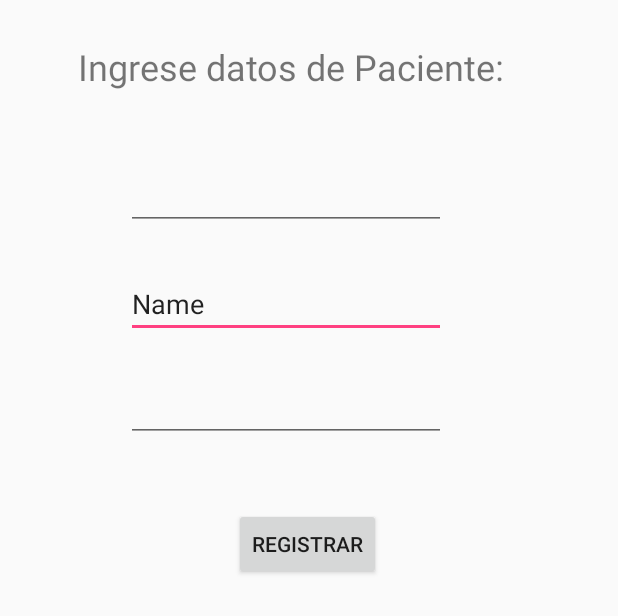
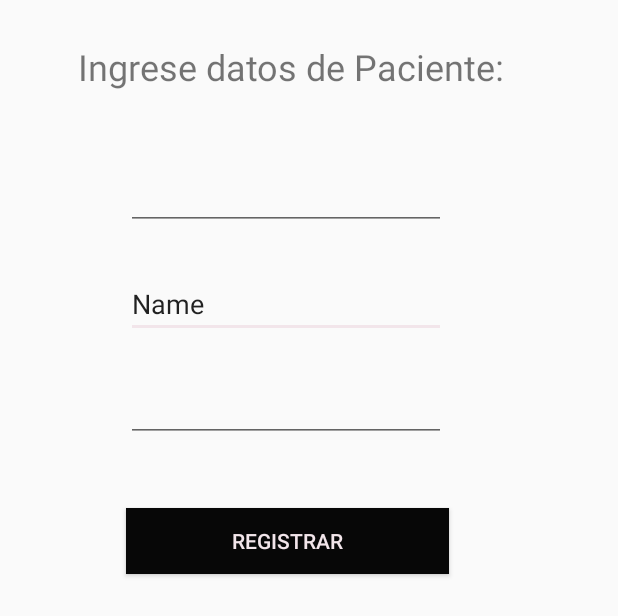
Before and after one commit to Oreramirez/DirectorioMedicos, an Android app: the layout activity_agregar_paciente.xml on its own in the app's theme, with its tools: preview values and no code run, on a phone screen of 412 x 824 dp. Shown: the top 616 px of the screen. Run offline under Robolectric (Android 15) with nearby library versions, the phone set to English and light mode, and no system bars.

Commit message:
Finalcommit
Finalcommit

```diff
--- a/app/src/main/AndroidManifest.xml
+++ b/app/src/main/AndroidManifest.xml
@@ -9,6 +9,12 @@
         android:roundIcon="@mipmap/ic_launcher_round"
         android:supportsRtl="true"
         android:theme="@style/AppTheme">
+        <activity android:name=".Pacientes.ModificarPaciente"></activity>
+        <activity android:name=".Pacientes.EliminarPaciente" />
+        <activity android:name=".Pacientes.BuscarPaciente" />
+        <activity android:name=".Pacientes.ListarPaciente" />
+        <activity android:name=".Pacientes.AgregarPaciente" />
+        <activity android:name=".Pacientes.GestionarPacientes" />
         <activity
             android:name=".Actividades.MainActivity"
             android:label="@string/app_name"
--- a/app/src/main/res/layout/activity_agregar_paciente.xml
+++ b/app/src/main/res/layout/activity_agregar_paciente.xml
@@ -15,9 +15,9 @@
         android:layout_marginTop="180dp"
         android:ems="10"
         android:inputType="textPersonName"
-        android:text="Name"
         app:layout_constraintStart_toStartOf="parent"
-        app:layout_constraintTop_toTopOf="parent" />
+        app:layout_constraintTop_toTopOf="parent"
+        tools:text="Name" />
 
     <EditText
         android:id="@+id/Txt_Codigo"
@@ -43,12 +43,14 @@
 
     <Button
         android:id="@+id/button7"
-        android:layout_width="wrap_content"
-        android:layout_height="wrap_content"
-        android:layout_marginStart="156dp"
+        android:layout_width="215dp"
+        android:layout_height="44dp"
+        android:layout_marginStart="84dp"
         android:layout_marginTop="44dp"
+        android:background="@color/colorPrimary"
         android:onClick="Registrar"
         android:text="Registrar"
+        android:textColor="@color/colorAccent"
         app:layout_constraintStart_toStartOf="parent"
         app:layout_constraintTop_toBottomOf="@+id/Txt_peso" />
 
--- a/app/src/main/res/layout/fragment_medico_detail.xml
+++ b/app/src/main/res/layout/fragment_medico_detail.xml
@@ -3,7 +3,7 @@
     xmlns:android="http://schemas.android.com/apk/res/android"
     xmlns:tools="http://schemas.android.com/tools"
     android:orientation="vertical"
-    android:layout_marginLeft="72dp"
+    android:layout_marginLeft="15dp"
     android:layout_width="match_parent"
     android:layout_height="match_parent"
     tools:context="com.example.edyjr.medicosapp.Fragmentos.MedicoDetailFragment">
--- a/app/src/main/res/values/colors.xml
+++ b/app/src/main/res/values/colors.xml
@@ -1,6 +1,6 @@
 <?xml version="1.0" encoding="utf-8"?>
 <resources>
-    <color name="colorPrimary">#060606</color>
+    <color name="colorPrimary">#070707</color>
     <color name="colorPrimaryDark">#0d0d0d</color>
-    <color name="colorAccent">#FF4081</color>
+    <color name="colorAccent">#F2E5EA</color>
 </resources>
```
Also changed, not shown: app/src/main/res/layout/activity_buscar_paciente.xml (+7 -5 lines), app/src/main/res/layout/activity_eliminar_paciente.xml (+6 -4 lines), app/src/main/res/layout/activity_gestionar_pacientes.xml (+10 -0 lines), app/src/main/res/layout/activity_modificar_paciente.xml (+7 -5 lines).
